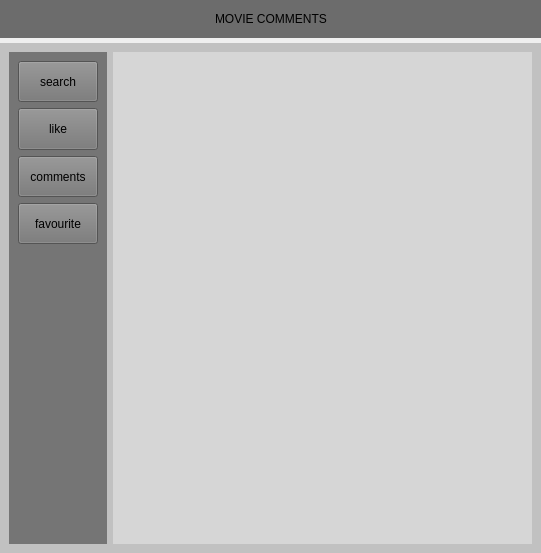
Qt form ui.ui (xuh5/310project) before a commit.
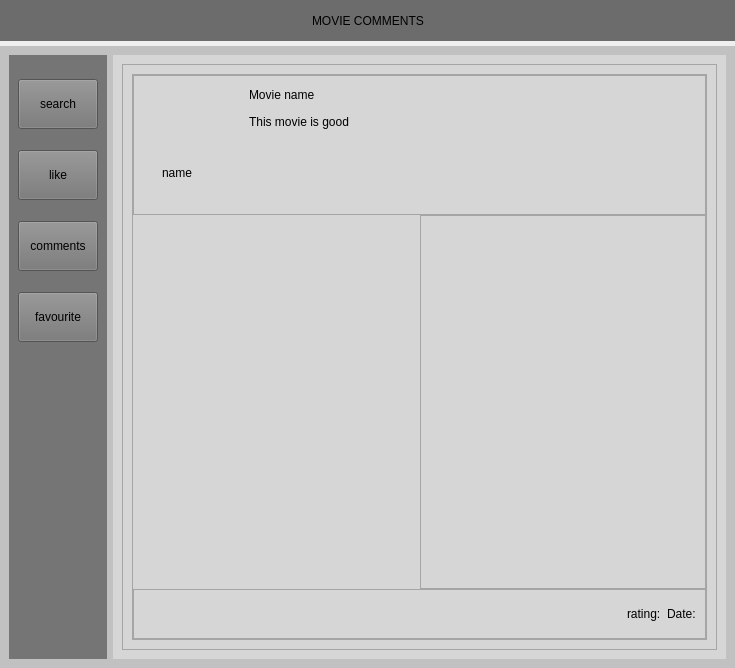
The same form after that commit. The open tabs and pages were chosen to show the change. Icons and pictures are not drawn.

What changed in the file:
```diff
--- a/ui.ui
+++ b/ui.ui
@@ -6,8 +6,8 @@
    <rect>
     <x>0</x>
     <y>0</y>
-    <width>541</width>
-    <height>553</height>
+    <width>735</width>
+    <height>668</height>
    </rect>
   </property>
   <property name="windowTitle">
@@ -421,7 +421,287 @@
            </item>
           </layout>
          </widget>
-         <widget class="QWidget" name="like_page"/>
+         <widget class="QWidget" name="like_page">
+          <layout class="QVBoxLayout" name="verticalLayout_9">
+           <item>
+            <widget class="QScrollArea" name="scrollArea_2">
+             <property name="widgetResizable">
+              <bool>true</bool>
+             </property>
+             <widget class="QWidget" name="scrollAreaWidgetContents_3">
+              <property name="geometry">
+               <rect>
+                <x>0</x>
+                <y>0</y>
+                <width>567</width>
+                <height>567</height>
+               </rect>
+              </property>
+              <layout class="QVBoxLayout" name="verticalLayout_4">
+               <item>
+                <widget class="QFrame" name="frame_1">
+                 <property name="frameShape">
+                  <enum>QFrame::StyledPanel</enum>
+                 </property>
+                 <property name="frameShadow">
+                  <enum>QFrame::Raised</enum>
+                 </property>
+                 <layout class="QGridLayout" name="gridLayout_2">
+                  <property name="leftMargin">
+                   <number>0</number>
+                  </property>
+                  <property name="topMargin">
+                   <number>0</number>
+                  </property>
+                  <property name="rightMargin">
+                   <number>0</number>
+                  </property>
+                  <property name="bottomMargin">
+                   <number>0</number>
+                  </property>
+                  <property name="spacing">
+                   <number>0</number>
+                  </property>
+                  <item row="0" column="0" colspan="2">
+                   <widget class="QFrame" name="frame">
+                    <property name="maximumSize">
+                     <size>
+                      <width>16777215</width>
+                      <height>140</height>
+                     </size>
+                    </property>
+                    <property name="frameShape">
+                     <enum>QFrame::StyledPanel</enum>
+                    </property>
+                    <property name="frameShadow">
+                     <enum>QFrame::Raised</enum>
+                    </property>
+                    <layout class="QHBoxLayout" name="horizontalLayout_6">
+                     <item>
+                      <widget class="QWidget" name="widget" native="true">
+                       <property name="maximumSize">
+                        <size>
+                         <width>100</width>
+                         <height>100</height>
+                        </size>
+                       </property>
+                       <layout class="QVBoxLayout" name="verticalLayout_7">
+                        <item>
+                         <widget class="QLabel" name="label_16">
+                          <property name="minimumSize">
+                           <size>
+                            <width>50</width>
+                            <height>50</height>
+                           </size>
+                          </property>
+                          <property name="maximumSize">
+                           <size>
+                            <width>50</width>
+                            <height>50</height>
+                           </size>
+                          </property>
+                          <property name="autoFillBackground">
+                           <bool>false</bool>
+                          </property>
+                          <property name="text">
+                           <string/>
+                          </property>
+                          <property name="textFormat">
+                           <enum>Qt::PlainText</enum>
+                          </property>
+                          <property name="pixmap">
+                           <pixmap resource="resource.qrc">:/icons/icons/icon.png</pixmap>
+                          </property>
+                          <property name="scaledContents">
+                           <bool>true</bool>
+                          </property>
+                          <property name="alignment">
+                           <set>Qt::AlignBottom|Qt::AlignHCenter</set>
+                          </property>
+                         </widget>
+                        </item>
+                        <item>
+                         <widget class="QLabel" name="label_17">
+                          <property name="maximumSize">
+                           <size>
+                            <width>50</width>
+                            <height>50</height>
+                           </size>
+                          </property>
+                          <property name="text">
+                           <string>name</string>
+                          </property>
+                          <property name="alignment">
+                           <set>Qt::AlignCenter</set>
+                          </property>
+                         </widget>
+                        </item>
+                       </layout>
+                      </widget>
+                     </item>
+                     <item>
+                      <widget class="QWidget" name="widget_2" native="true">
+                       <layout class="QVBoxLayout" name="verticalLayout_8">
+                        <property name="spacing">
+                         <number>10</number>
+                        </property>
+                        <property name="leftMargin">
+                         <number>0</number>
+                        </property>
+                        <property name="topMargin">
+                         <number>0</number>
+                        </property>
+                        <property name="rightMargin">
+                         <number>0</number>
+                        </property>
+                        <item>
+                         <widget class="QLabel" name="label_18">
+                          <property name="maximumSize">
+                           <size>
+                            <width>16777215</width>
+                            <height>20</height>
+                           </size>
+                          </property>
+                          <property name="text">
+                           <string>Movie name</string>
+                          </property>
+                         </widget>
+                        </item>
+                        <item>
+                         <widget class="QLabel" name="label_19">
+                          <property name="text">
+                           <string>This movie is good</string>
+                          </property>
+                          <property name="alignment">
+                           <set>Qt::AlignLeading|Qt::AlignLeft|Qt::AlignTop</set>
+                          </property>
+                          <property name="wordWrap">
+                           <bool>true</bool>
+                          </property>
+                         </widget>
+                        </item>
+                       </layout>
+                      </widget>
+                     </item>
+                    </layout>
+                   </widget>
+                  </item>
+                  <item row="2" column="0" colspan="2">
+                   <widget class="QFrame" name="frame_3">
+                    <property name="maximumSize">
+                     <size>
+                      <width>16777215</width>
+                      <height>50</height>
+                     </size>
+                    </property>
+                    <property name="frameShape">
+                     <enum>QFrame::StyledPanel</enum>
+                    </property>
+                    <property name="frameShadow">
+                     <enum>QFrame::Raised</enum>
+                    </property>
+                    <layout class="QHBoxLayout" name="horizontalLayout_5">
+                     <item>
+                      <widget class="QPushButton" name="pushButton">
+                       <property name="styleSheet">
+                        <string notr="true">border:none
+</string>
+                       </property>
+                       <property name="text">
+                        <string/>
+                       </property>
+                       <property name="icon">
+                        <iconset resource="resource.qrc">
+                         <normaloff>:/icons/icons/like.png</normaloff>:/icons/icons/like.png</iconset>
+                       </property>
+                      </widget>
+                     </item>
+                     <item>
+                      <widget class="QPushButton" name="pushButton_2">
+                       <property name="styleSheet">
+                        <string notr="true">border:none
+</string>
+                       </property>
+                       <property name="text">
+                        <string/>
+                       </property>
+                       <property name="icon">
+                        <iconset resource="resource.qrc">
+                         <normaloff>:/icons/icons/favor.png</normaloff>:/icons/icons/favor.png</iconset>
+                       </property>
+                      </widget>
+                     </item>
+                     <item>
+                      <spacer name="horizontalSpacer_3">
+                       <property name="orientation">
+                        <enum>Qt::Horizontal</enum>
+                       </property>
+                       <property name="sizeHint" stdset="0">
+                        <size>
+                         <width>40</width>
+                         <height>20</height>
+                        </size>
+                       </property>
+                      </spacer>
+                     </item>
+                     <item>
+                      <widget class="QLabel" name="label_20">
+                       <property name="text">
+                        <string>rating:</string>
+                       </property>
+                      </widget>
+                     </item>
+                     <item>
+                      <widget class="QLabel" name="label_27">
+                       <property name="text">
+                        <string>Date:</string>
+                       </property>
+                      </widget>
+                     </item>
+                    </layout>
+                   </widget>
+                  </item>
+                  <item row="1" column="1">
+                   <widget class="QFrame" name="frame_2">
+                    <property name="minimumSize">
+                     <size>
+                      <width>0</width>
+                      <height>0</height>
+                     </size>
+                    </property>
+                    <property name="frameShape">
+                     <enum>QFrame::StyledPanel</enum>
+                    </property>
+                    <property name="frameShadow">
+                     <enum>QFrame::Raised</enum>
+                    </property>
+                   </widget>
+                  </item>
+                  <item row="1" column="0">
+                   <spacer name="horizontalSpacer_4">
+                    <property name="orientation">
+                     <enum>Qt::Horizontal</enum>
+                    </property>
+                    <property name="sizeType">
+                     <enum>QSizePolicy::Fixed</enum>
+                    </property>
+                    <property name="sizeHint" stdset="0">
+                     <size>
+                      <width>120</width>
+                      <height>20</height>
+                     </size>
+                    </property>
+                   </spacer>
+                  </item>
+                 </layout>
+                </widget>
+               </item>
+              </layout>
+             </widget>
+            </widget>
+           </item>
+          </layout>
+         </widget>
          <widget class="QWidget" name="comments_page"/>
          <widget class="QWidget" name="favourite_page"/>
         </widget>
```
Left out of the diff: 14 changed lines with no effect on the pictures.
